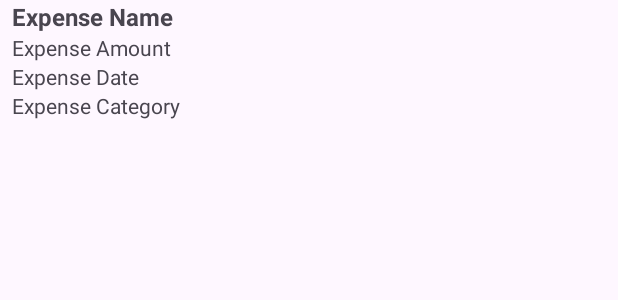
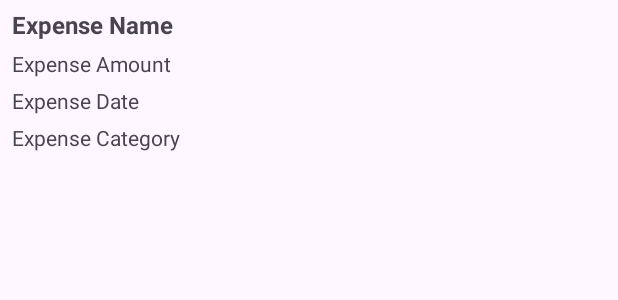
Before and after one commit to Xuan12216/MoneyManager, an Android app: the layout expense_list_item.xml on its own in the app's theme, with its tools: preview values and no code run, on a phone screen of 412 x 824 dp. Shown: the top 300 px of the screen. Run offline under Robolectric (Android 15) with nearby library versions, the phone set to English and light mode, and no system bars.

Commit message:
優化了一些ListView的ui

```diff
--- a/app/src/main/res/layout/expense_list_item.xml
+++ b/app/src/main/res/layout/expense_list_item.xml
@@ -8,19 +8,12 @@
     android:paddingLeft="8dp"
     android:paddingRight="8dp">
 
-    <View
-        android:id="@+id/dividerView"
-        android:layout_width="match_parent"
-        android:layout_height="1dp"
-        android:background="@color/black"
-        android:visibility="gone" />
-
     <TextView
         android:id="@+id/dateBigTextView"
         android:layout_width="match_parent"
         android:layout_height="wrap_content"
         android:text="TextView"
-        android:paddingTop="10dp"
+        android:paddingTop="5dp"
         android:textStyle="bold"
         android:gravity="center"
         android:visibility="gone"/>
@@ -29,6 +22,7 @@
         android:id="@+id/nameTextView"
         android:layout_width="wrap_content"
         android:layout_height="wrap_content"
+        android:paddingTop="5dp"
         android:text="Expense Name"
         android:textStyle="bold"
         android:textSize="16sp" />
@@ -37,6 +31,7 @@
         android:id="@+id/amountTextView"
         android:layout_width="wrap_content"
         android:layout_height="wrap_content"
+        android:paddingTop="5dp"
         android:text="Expense Amount"
         android:textSize="14sp" />
 
@@ -44,6 +39,7 @@
         android:id="@+id/dateTextView"
         android:layout_width="wrap_content"
         android:layout_height="wrap_content"
+        android:paddingTop="5dp"
         android:text="Expense Date"
         android:textSize="14sp" />
 
@@ -51,6 +47,7 @@
         android:id="@+id/categoryTextView"
         android:layout_width="wrap_content"
         android:layout_height="wrap_content"
+        android:paddingTop="5dp"
         android:text="Expense Category"
         android:textSize="14sp"
         android:paddingBottom="15dp"/>
--- a/app/src/main/res/layout/fragment_home.xml
+++ b/app/src/main/res/layout/fragment_home.xml
@@ -98,7 +98,7 @@
             android:layout_marginStart="-15dp"
             android:layout_marginEnd="-14dp"
             android:layout_marginBottom="0dp"
-            android:divider="@android:color/transparent"
+
             android:dividerHeight="0dp"/>
 
         <Button
```
Also changed, not shown: app/src/main/java/com/example/moneymanager/Fragment/HomeFragment.java (+8 -10 lines).
